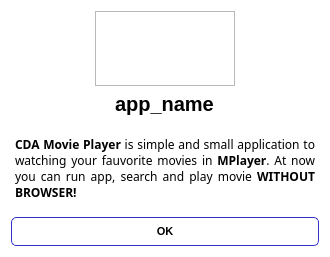
Qt form infodialog.ui (wernix/CDAMoviePlayer) before a commit.
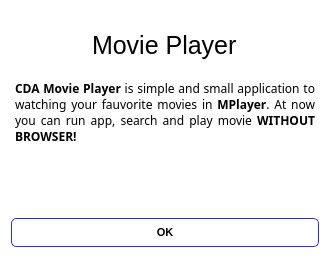
The same form after that commit. Icons and pictures are not drawn.

```diff
--- a/infodialog.ui
+++ b/infodialog.ui
@@ -7,7 +7,7 @@
     <x>0</x>
     <y>0</y>
     <width>330</width>
-    <height>257</height>
+    <height>258</height>
    </rect>
   </property>
   <property name="windowTitle">
@@ -28,14 +28,17 @@
        <verstretch>0</verstretch>
       </sizepolicy>
      </property>
-     <property name="minimumSize">
+     <property name="maximumSize">
       <size>
-       <width>140</width>
-       <height>75</height>
+       <width>97</width>
+       <height>88</height>
       </size>
      </property>
      <property name="frameShape">
-      <enum>QFrame::StyledPanel</enum>
+      <enum>QFrame::NoFrame</enum>
+     </property>
+     <property name="lineWidth">
+      <number>0</number>
      </property>
      <property name="text">
       <string/>
@@ -47,16 +50,16 @@
      <property name="font">
       <font>
        <family>Ubuntu</family>
-       <pointsize>15</pointsize>
-       <weight>75</weight>
-       <bold>true</bold>
+       <pointsize>19</pointsize>
+       <weight>50</weight>
+       <bold>false</bold>
       </font>
      </property>
      <property name="autoFillBackground">
       <bool>false</bool>
      </property>
      <property name="text">
-      <string>app_name</string>
+      <string>Movie Player</string>
      </property>
     </widget>
    </item>
```
Left out of the diff: 10 changed lines with no effect on the pictures.
